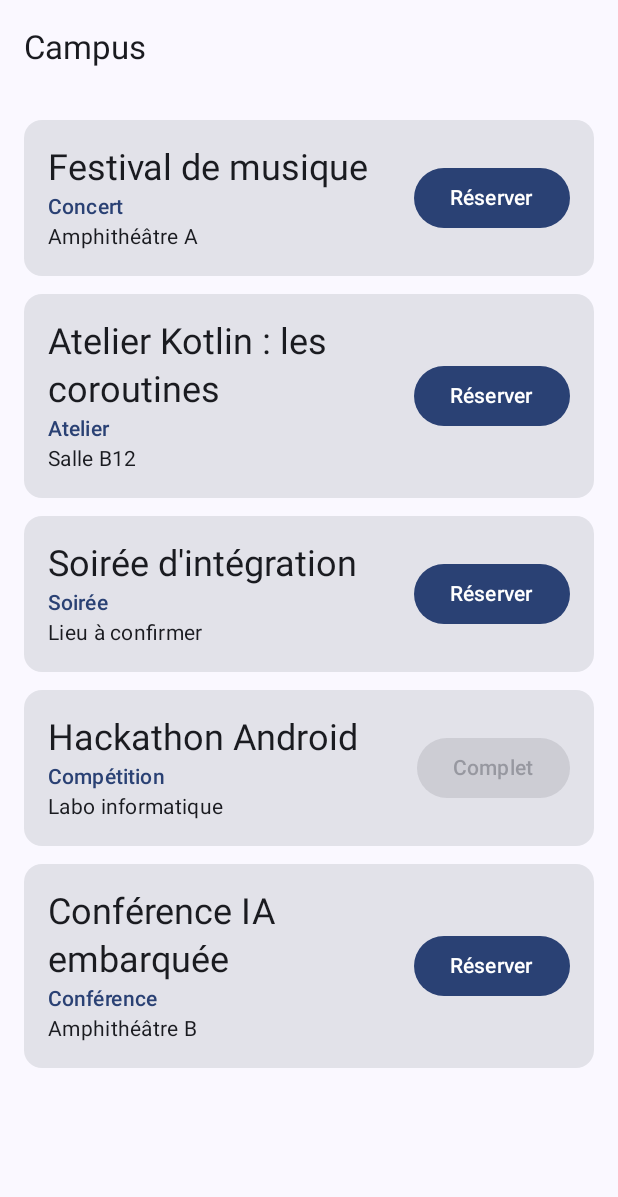
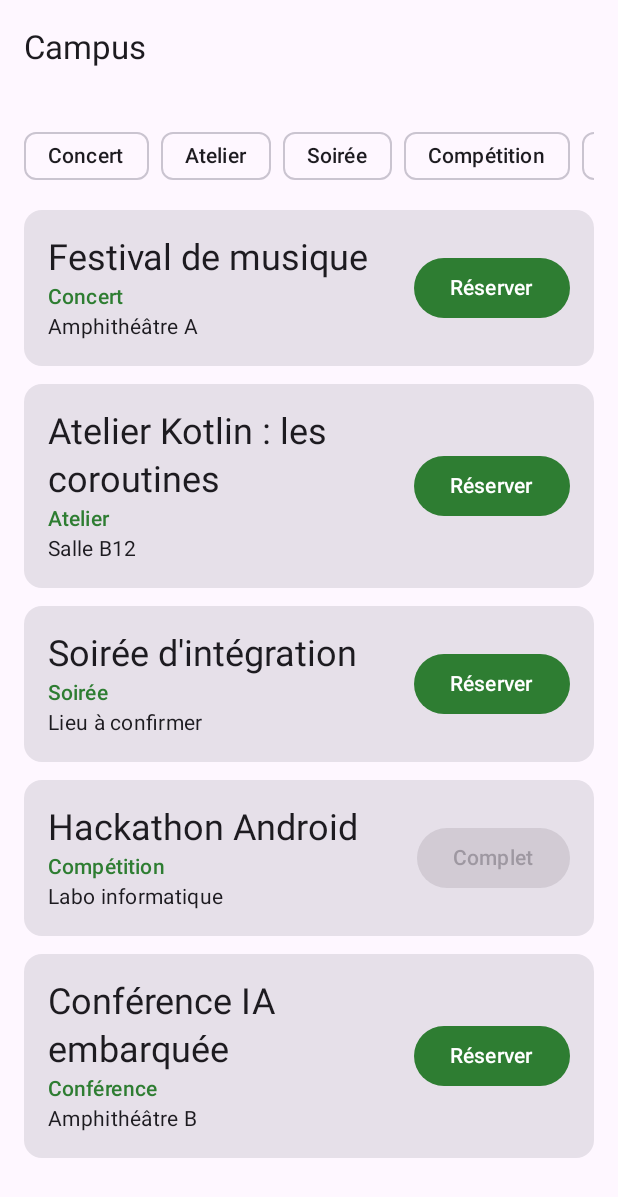
Before and after one commit to KyliannC/Campus-ProjetDevMobile, an Android app built with Jetpack Compose: the screen it shows after launch (MainActivity), on a phone screen of 412 x 824 dp. Shown: the top 1197 px of the screen. Run offline under Robolectric (Android 15) with nearby library versions, the phone set to English and light mode, and no system bars.

Commit message:
Exercice 02 - Campus v0.2 - partie 2

```diff
--- a/app/src/main/java/com/example/projetdevmobile/Event.kt
+++ b/app/src/main/java/com/example/projetdevmobile/Event.kt
@@ -5,15 +5,37 @@ data class Event(
     val title: String,
     val category: String,
     val location: String?,
+    val description: String,
     val capacity: Int
 ) {
     val isFull: Boolean get() = capacity == 0
 }
 
 val sampleEvents = listOf(
-    Event(1, "Festival de musique", "Concert", "Amphithéâtre A", 200),
-    Event(2, "Atelier Kotlin : les coroutines", "Atelier", "Salle B12", 30),
-    Event(3, "Soirée d'intégration", "Soirée", null, 150),
-    Event(4, "Hackathon Android", "Compétition", "Labo informatique", 0),
-    Event(5, "Conférence IA embarquée", "Conférence", "Amphithéâtre B", 80)
+    Event(
+        1, "Festival de musique", "Concert", "Amphithéâtre A",
+        "Une soirée de concerts avec les groupes étudiants du campus. Trois scènes, des food trucks et une ambiance garantie jusqu'à minuit. Pensez à venir avec votre carte étudiante : elle sera demandée à l'entrée.\n\n" +
+            "Le programme complet sera communiqué par mail quelques jours avant l'événement. Les portes ouvrent à 18 h et la première scène démarre à 19 h.",
+        200
+    ),
+    Event(
+        2, "Atelier Kotlin : les coroutines", "Atelier", "Salle B12",
+        "Apprenez à écrire du code asynchrone propre avec les coroutines Kotlin : suspend, scopes, dispatchers et gestion des erreurs. Apportez votre ordinateur portable avec Android Studio installé.",
+        30
+    ),
+    Event(
+        3, "Soirée d'intégration", "Soirée", null,
+        "La grande soirée de rentrée pour rencontrer les nouveaux et les anciens. Jeux, musique et buffet. Le lieu sera annoncé prochainement.",
+        150
+    ),
+    Event(
+        4, "Hackathon Android", "Compétition", "Labo informatique",
+        "48 heures pour concevoir une application Android en équipe de quatre. Un jury de professionnels récompensera les trois meilleurs projets. Les inscriptions sont closes : toutes les places ont été prises.",
+        0
+    ),
+    Event(
+        5, "Conférence IA embarquée", "Conférence", "Amphithéâtre B",
+        "Des chercheurs et des ingénieurs présentent les dernières avancées de l'intelligence artificielle sur appareil mobile : modèles compacts, quantification et accélération matérielle.",
+        80
+    )
 )
--- a/app/src/main/java/com/example/projetdevmobile/EventCard.kt
+++ b/app/src/main/java/com/example/projetdevmobile/EventCard.kt
@@ -9,6 +9,7 @@ import androidx.compose.material3.Card
 import androidx.compose.runtime.Composable
 import androidx.compose.ui.Alignment
 import androidx.compose.ui.Modifier
+import androidx.compose.ui.res.stringResource
 import androidx.compose.ui.tooling.preview.Preview
 import androidx.compose.ui.unit.dp
 import androidx.compose.material3.Text
@@ -39,7 +40,7 @@ fun EventCard(
                     .padding(end = 16.dp)
             )
             Button(onClick = onBook, enabled = !event.isFull) {
-                Text(if (event.isFull) "Complet" else "Réserver")
+                Text(stringResource(if (event.isFull) R.string.full else R.string.book))
             }
         }
     }
@@ -50,7 +51,7 @@ fun EventCard(
 fun EventCardPreview() {
     ProjetDevMobileTheme {
         EventCard(
-            event = Event(1, "Festival de musique", "Concert", "Amphithéâtre A", 50),
+            event = Event(1, "Festival de musique", "Concert", "Amphithéâtre A", "", 50),
             onClick = {},
             onBook = {}
         )
@@ -62,7 +63,7 @@ fun EventCardPreview() {
 fun EventCardFullPreview() {
     ProjetDevMobileTheme {
         EventCard(
-            event = Event(4, "Hackathon Android", "Compétition", null, 0),
+            event = Event(4, "Hackathon Android", "Compétition", null, "", 0),
             onClick = {},
             onBook = {}
         )
--- a/app/src/main/java/com/example/projetdevmobile/EventListScreen.kt
+++ b/app/src/main/java/com/example/projetdevmobile/EventListScreen.kt
@@ -1,18 +1,22 @@
 package com.example.projetdevmobile
 
+import android.content.res.Configuration
 import android.util.Log
+import androidx.compose.foundation.layout.Arrangement
 import androidx.compose.foundation.layout.PaddingValues
 import androidx.compose.foundation.layout.fillMaxSize
 import androidx.compose.foundation.layout.padding
 import androidx.compose.foundation.lazy.LazyColumn
+import androidx.compose.foundation.lazy.LazyRow
 import androidx.compose.foundation.lazy.items
-import androidx.compose.foundation.layout.Arrangement
+import androidx.compose.material3.AssistChip
 import androidx.compose.material3.ExperimentalMaterial3Api
 import androidx.compose.material3.Scaffold
 import androidx.compose.material3.Text
 import androidx.compose.material3.TopAppBar
 import androidx.compose.runtime.Composable
 import androidx.compose.ui.Modifier
+import androidx.compose.ui.res.stringResource
 import androidx.compose.ui.tooling.preview.Preview
 import androidx.compose.ui.unit.dp
 import com.example.projetdevmobile.ui.theme.ProjetDevMobileTheme
@@ -22,9 +26,11 @@ private const val TAG = "EventListScreen"
 @OptIn(ExperimentalMaterial3Api::class)
 @Composable
 fun EventListScreen(events: List<Event>, modifier: Modifier = Modifier) {
+    val categories = events.map { it.category }.distinct()
+
     Scaffold(
         modifier = modifier,
-        topBar = { TopAppBar(title = { Text("Campus") }) }
+        topBar = { TopAppBar(title = { Text(stringResource(R.string.campus_title)) }) }
     ) { innerPadding ->
         LazyColumn(
             modifier = Modifier
@@ -33,6 +39,16 @@ fun EventListScreen(events: List<Event>, modifier: Modifier = Modifier) {
             contentPadding = PaddingValues(16.dp),
             verticalArrangement = Arrangement.spacedBy(12.dp)
         ) {
+            item {
+                LazyRow(horizontalArrangement = Arrangement.spacedBy(8.dp)) {
+                    items(categories) { category ->
+                        AssistChip(
+                            onClick = { Log.d(TAG, "Clic sur la catégorie : $category") },
+                            label = { Text(category) }
+                        )
+                    }
+                }
+            }
             items(events, key = { it.id }) { event ->
                 EventCard(
                     event = event,
@@ -51,3 +67,19 @@ fun EventListScreenPreview() {
         EventListScreen(events = sampleEvents)
     }
 }
+
+@Preview(showBackground = true, uiMode = Configuration.UI_MODE_NIGHT_YES)
+@Composable
+fun EventListScreenDarkPreview() {
+    ProjetDevMobileTheme {
+        EventListScreen(events = sampleEvents)
+    }
+}
+
+@Preview(showBackground = true, fontScale = 2f)
+@Composable
+fun EventListScreenLargeFontPreview() {
+    ProjetDevMobileTheme {
+        EventListScreen(events = sampleEvents)
+    }
+}
--- a/app/src/main/java/com/example/projetdevmobile/MainActivity.kt
+++ b/app/src/main/java/com/example/projetdevmobile/MainActivity.kt
@@ -15,6 +15,7 @@ import androidx.compose.material3.Text
 import androidx.compose.runtime.Composable
 import androidx.compose.ui.Alignment
 import androidx.compose.ui.Modifier
+import androidx.compose.ui.res.stringResource
 import androidx.compose.ui.text.style.TextOverflow
 import androidx.compose.ui.tooling.preview.Preview
 import androidx.compose.ui.unit.dp
@@ -33,22 +34,6 @@ class MainActivity : ComponentActivity() {
 }
 
 @Composable
-fun Greeting(name: String, modifier: Modifier = Modifier) {
-    Text(
-        text = "Hello $name!",
-        modifier = modifier
-    )
-}
-
-@Preview(showBackground = true)
-@Composable
-fun GreetingPreview() {
-    ProjetDevMobileTheme {
-        Greeting("Android")
-    }
-}
-
-@Composable
 fun EventHeader(title: String, category: String, location: String?, modifier: Modifier = Modifier) {
     Column(modifier = modifier) {
         Text(
@@ -61,7 +46,7 @@ fun EventHeader(title: String, category: String, location: String?, modifier: Mo
             color = MaterialTheme.colorScheme.primary
         )
         Text(
-            text = location ?: "Lieu à confirmer",
+            text = location ?: stringResource(R.string.location_unknown),
             style = MaterialTheme.typography.bodyMedium
         )
     }
--- a/app/src/main/java/com/example/projetdevmobile/ui/theme/Color.kt
+++ b/app/src/main/java/com/example/projetdevmobile/ui/theme/Color.kt
@@ -2,10 +2,16 @@ package com.example.projetdevmobile.ui.theme
 
 import androidx.compose.ui.graphics.Color
 
-val Purple80 = Color(0xFFD0BCFF)
-val PurpleGrey80 = Color(0xFFCCC2DC)
-val Pink80 = Color(0xFFEFB8C8)
+// Couleur principale de Campus : vert
+val Green40 = Color(0xFF2E7D32)
+val Green80 = Color(0xFF81C784)
+val GreenGrey40 = Color(0xFF52634F)
+val GreenGrey80 = Color(0xFFB9CCB4)
+val Teal40 = Color(0xFF39656B)
+val Teal80 = Color(0xFFA1CED5)
 
-val Purple40 = Color(0xFF6650a4)
-val PurpleGrey40 = Color(0xFF625b71)
-val Pink40 = Color(0xFF7D5260)
+val GreenOnDark = Color(0xFF003910)
+val GreenContainerLight = Color(0xFFB7F0B9)
+val GreenOnContainerLight = Color(0xFF00210A)
+val GreenContainerDark = Color(0xFF1B5E20)
+val GreenOnContainerDark = Color(0xFFC8E6C9)
--- a/app/src/main/java/com/example/projetdevmobile/ui/theme/Theme.kt
+++ b/app/src/main/java/com/example/projetdevmobile/ui/theme/Theme.kt
@@ -12,15 +12,20 @@ import androidx.compose.runtime.Composable
 import androidx.compose.ui.platform.LocalContext
 
 private val DarkColorScheme = darkColorScheme(
-    primary = Purple80,
-    secondary = PurpleGrey80,
-    tertiary = Pink80
+    primary = Green80,
+    onPrimary = GreenOnDark,
+    primaryContainer = GreenContainerDark,
+    onPrimaryContainer = GreenOnContainerDark,
+    secondary = GreenGrey80,
+    tertiary = Teal80
 )
 
 private val LightColorScheme = lightColorScheme(
-    primary = Purple40,
-    secondary = PurpleGrey40,
-    tertiary = Pink40
+    primary = Green40,
+    primaryContainer = GreenContainerLight,
+    onPrimaryContainer = GreenOnContainerLight,
+    secondary = GreenGrey40,
+    tertiary = Teal40
 
     /* Other default colors to override
     background = Color(0xFFFFFBFE),
@@ -36,8 +41,8 @@ private val LightColorScheme = lightColorScheme(
 @Composable
 fun ProjetDevMobileTheme(
     darkTheme: Boolean = isSystemInDarkTheme(),
-    // Dynamic color is available on Android 12+
-    dynamicColor: Boolean = true,
+    // Désactivé : on impose la couleur principale de Color.kt
+    dynamicColor: Boolean = false,
     content: @Composable () -> Unit
 ) {
     val colorScheme = when {
--- a/app/src/main/res/values/strings.xml
+++ b/app/src/main/res/values/strings.xml
@@ -1,3 +1,11 @@
 <resources>
     <string name="app_name">Projet DevMobile</string>
+    <string name="campus_title">Campus</string>
+    <string name="book">Réserver</string>
+    <string name="full">Complet</string>
+    <string name="location_unknown">Lieu à confirmer</string>
+    <plurals name="places_left">
+        <item quantity="one">%d place restante</item>
+        <item quantity="other">%d places restantes</item>
+    </plurals>
 </resources>
```
Also changed, not shown: app/src/main/java/com/example/projetdevmobile/EventDetailScreen.kt (added, +121 -0 lines).
